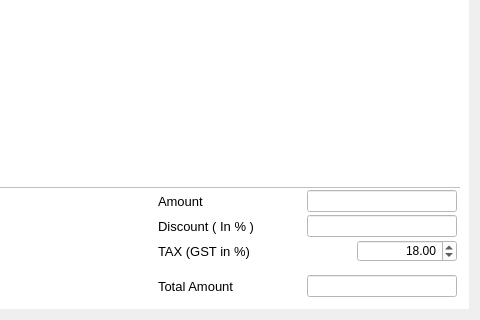
Qt form menu/order/orderwidget.ui (Anmol-A-jain/Dyner) before a commit; both pictures show x 574 to 1054 and y 409 to 729 of the 1054 by 729 pixel window.
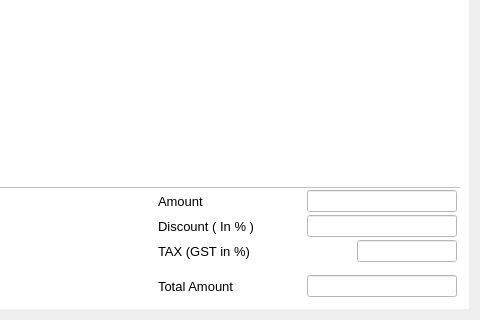
The same form after that commit.

Diff of the .ui file:
```diff
--- a/menu/order/orderwidget.ui
+++ b/menu/order/orderwidget.ui
@@ -647,7 +647,7 @@
                         </spacer>
                        </item>
                        <item>
-                        <widget class="QDoubleSpinBox" name="txtTax">
+                        <widget class="QLineEdit" name="taxValue">
                          <property name="minimumSize">
                           <size>
                            <width>100</width>
@@ -660,14 +660,8 @@
                            <height>16777215</height>
                           </size>
                          </property>
-                         <property name="alignment">
-                          <set>Qt::AlignRight|Qt::AlignTrailing|Qt::AlignVCenter</set>
-                         </property>
-                         <property name="maximum">
-                          <double>100.000000000000000</double>
-                         </property>
-                         <property name="value">
-                          <double>18.000000000000000</double>
+                         <property name="readOnly">
+                          <bool>true</bool>
                          </property>
                         </widget>
                        </item>
```
Left out of the diff: 24 changed lines with no effect on the pictures.
